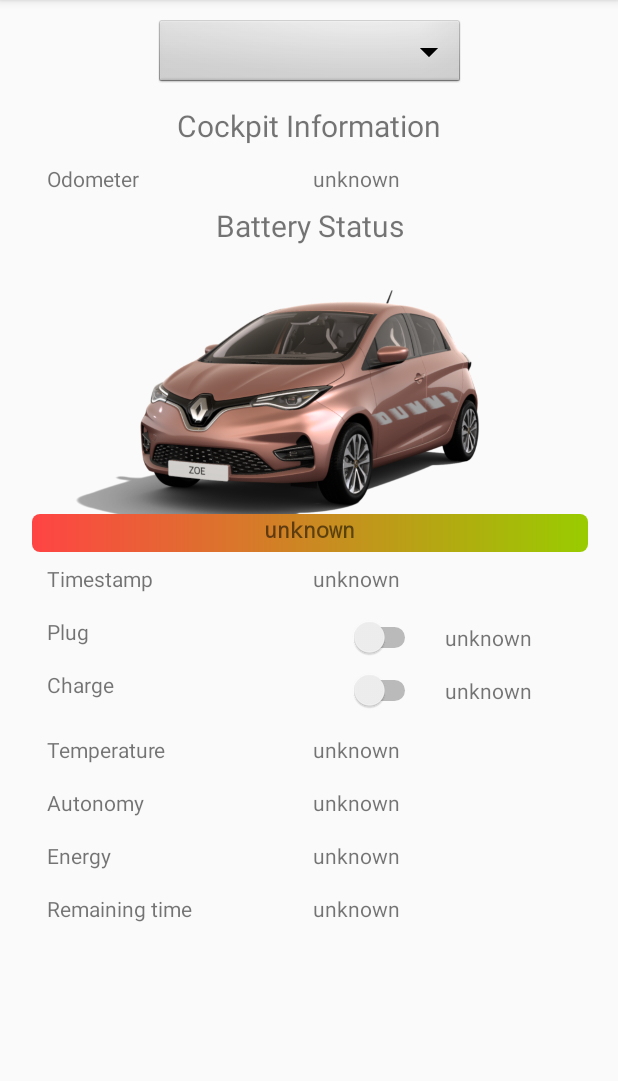
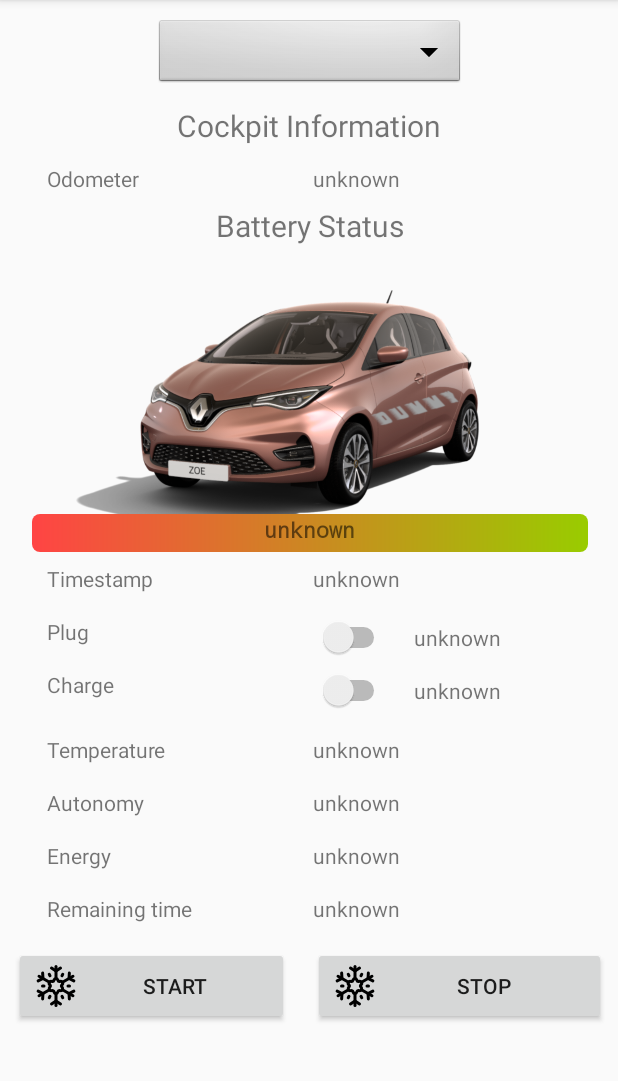
Before and after one commit to robertaramar/MyZOE, an Android app: the fragment HomeFragment shown on its own in the app's theme, on a phone screen of 412 x 824 dp, the part 84-1165 px from its top. Run offline under Robolectric (Android 15) with nearby library versions, the phone set to English and light mode, and no system bars; our stand-ins replace RxJava, Volley; libraries missing offline, so code that uses them is left out: com.auth0.android; network calls fail; 3 statements that could not run were skipped.

Commit message:
Implemented HVAC start and cancel command

```diff
--- a/app/build.gradle
+++ b/app/build.gradle
@@ -6,8 +6,8 @@ android {
         applicationId "de.aramar.zoe"
         minSdkVersion 24
         targetSdkVersion 28
-        versionCode 6
-        versionName '0.1.6'
+        versionCode 7
+        versionName '0.2.0'
         testInstrumentationRunner "androidx.test.runner.AndroidJUnitRunner"
     }
     buildTypes {
--- a/app/src/main/java/de/aramar/zoe/data/Summary.java
+++ b/app/src/main/java/de/aramar/zoe/data/Summary.java
@@ -2,6 +2,7 @@ package de.aramar.zoe.data;
 
 import de.aramar.zoe.data.kamereon.battery.BatteryStatus;
 import de.aramar.zoe.data.kamereon.cockpit.Cockpit;
+import de.aramar.zoe.data.kamereon.hvac.HvacCommandEnum;
 import lombok.Data;
 
 /**
@@ -18,4 +19,17 @@ public class Summary {
      * ZOE's cockpit.
      */
     private Cockpit cockpit;
+
+    /**
+     * Last HVAC command sent.
+     */
+    private HvacCommandEnum hvacCommand;
+
+    /**
+     * Indicator if heating was remotely started.
+     * null = no command has been issued, yet
+     * true = start command successfully sent
+     * false = start failed, or cancel succeeded
+     */
+    private Boolean hvacStatus;
 }
--- a/app/src/main/java/de/aramar/zoe/ui/home/HomeFragment.java
+++ b/app/src/main/java/de/aramar/zoe/ui/home/HomeFragment.java
@@ -14,12 +14,14 @@ import android.view.View;
 import android.view.ViewGroup;
 import android.widget.AdapterView;
 import android.widget.ArrayAdapter;
+import android.widget.Button;
 import android.widget.ImageView;
 import android.widget.ProgressBar;
 import android.widget.Spinner;
 import android.widget.Switch;
 import android.widget.TableRow;
 import android.widget.TextView;
+import android.widget.Toast;
 
 import androidx.annotation.NonNull;
 import androidx.annotation.Nullable;
@@ -39,6 +41,7 @@ import de.aramar.zoe.data.Summary;
 import de.aramar.zoe.data.kamereon.battery.Attributes;
 import de.aramar.zoe.data.kamereon.battery.ChargeStateEnum;
 import de.aramar.zoe.data.kamereon.battery.PlugStateEnum;
+import de.aramar.zoe.data.kamereon.hvac.HvacCommandEnum;
 import de.aramar.zoe.data.kamereon.vehicles.Asset;
 import de.aramar.zoe.data.kamereon.vehicles.VehicleLink;
 import de.aramar.zoe.network.BackendTraffic;
@@ -46,7 +49,7 @@ import de.aramar.zoe.utilities.Tools;
 import lombok.SneakyThrows;
 
 
-public class HomeFragment extends Fragment implements AdapterView.OnItemSelectedListener, SwipeRefreshLayout.OnRefreshListener {
+public class HomeFragment extends Fragment implements AdapterView.OnItemSelectedListener, SwipeRefreshLayout.OnRefreshListener, View.OnClickListener {
     private static final String TAG = HomeFragment.class.getCanonicalName();
 
     private HomeViewModel homeViewModel;
@@ -95,6 +98,12 @@ public class HomeFragment extends Fragment implements AdapterView.OnItemSelected
     private View batteryTimestampRow;
 
     private TextView batteryPlugSwitchText;
+
+    private Button buttonAirCondition;
+
+    private Button buttonCharge;
+
+    private Boolean hvacStatus;
 
     @Override
     public void onActivityCreated(@Nullable Bundle savedInstanceState) {
@@ -186,6 +195,11 @@ public class HomeFragment extends Fragment implements AdapterView.OnItemSelected
         // Init the vehicles drop-down
         this.finSpinner = root.findViewById(R.id.fin_spinner);
         this.finSpinner.setOnItemSelectedListener(this);
+
+        this.buttonAirCondition = root.findViewById(R.id.button_air_condition_on);
+        this.buttonAirCondition.setOnClickListener(this);
+        this.buttonCharge = root.findViewById(R.id.button_air_condition_off);
+        this.buttonCharge.setOnClickListener(this);
 
         return root;
     }
@@ -279,7 +293,7 @@ public class HomeFragment extends Fragment implements AdapterView.OnItemSelected
      *
      * @param summary Received vehicle data (cockpit and battery)
      */
-    @SuppressLint("DefaultLocale")
+    @SuppressLint({"DefaultLocale", "ResourceAsColor"})
     private void updateData(Summary summary) {
         String labelVoid = this
                 .requireContext()
@@ -351,6 +365,22 @@ public class HomeFragment extends Fragment implements AdapterView.OnItemSelected
                     .getAttributes()
                     .getTotalMileage()));
         }
+
+        // Check if a HVAC command returned something
+        if (summary.getHvacCommand() != null) {
+            if (summary.getHvacStatus() != null) {
+                Toast
+                        .makeText(this.getContext(), R.string.toast_aircondition_good,
+                                Toast.LENGTH_LONG)
+                        .show();
+            } else {
+                Toast
+                        .makeText(this.getContext(), R.string.toast_aircondition_error,
+                                Toast.LENGTH_LONG)
+                        .show();
+            }
+            this.hvacStatus = summary.getHvacStatus();
+        }
     }
 
     private void setChargeState(Double chargingStatus, Map<String, Object> additionalProperties) {
@@ -413,4 +443,18 @@ public class HomeFragment extends Fragment implements AdapterView.OnItemSelected
         this.homeViewModel.updateCockpit(this.currentVin);
         this.homeViewModel.updateBatteryStatus(this.currentVin);
     }
+
+    @Override
+    public void onClick(View view) {
+        switch (view.getId()) {
+            case R.id.button_air_condition_on:
+                this.homeViewModel.sendHvacCommand(this.currentVin, HvacCommandEnum.START);
+                break;
+            case R.id.button_air_condition_off:
+                this.homeViewModel.sendHvacCommand(this.currentVin, HvacCommandEnum.STOP);
+                break;
+            default:
+                break;
+        }
+    }
 }
--- /dev/null
+++ b/app/src/main/res/drawable/ic_aircondition.xml
@@ -0,0 +1,139 @@
+<vector xmlns:android="http://schemas.android.com/apk/res/android"
+    android:width="32dp"
+    android:height="32dp"
+    android:viewportWidth="32"
+    android:viewportHeight="32">
+  <path
+      android:pathData="M14.7,20L14.7,20c-0.2,-0.7 -0.9,-1.1 -1.6,-0.9l0,0c-1.3,0.3 -2.2,-1.2 -1.3,-2.2l0,0c0.5,-0.5 0.5,-1.3 0,-1.8l0,0c-0.9,-1 0,-2.5 1.3,-2.2l0,0c0.7,0.2 1.4,-0.2 1.6,-0.9l0,0c0.4,-1.3 2.2,-1.3 2.5,0l0,0c0.2,0.7 0.9,1.1 1.6,0.9l0,0c1.3,-0.3 2.2,1.2 1.3,2.2l0,0c-0.5,0.5 -0.5,1.3 0,1.8l0,0c0.9,1 0,2.5 -1.3,2.2l0,0c-0.7,-0.2 -1.4,0.2 -1.6,0.9l0,0C16.9,21.3 15.1,21.3 14.7,20z"
+      android:strokeLineJoin="round"
+      android:strokeWidth="2"
+      android:fillColor="#00000000"
+      android:strokeColor="#000000"
+      android:strokeLineCap="round"/>
+  <path
+      android:pathData="M16,29L16,21"
+      android:strokeLineJoin="round"
+      android:strokeWidth="2"
+      android:fillColor="#00000000"
+      android:strokeColor="#000000"
+      android:strokeLineCap="round"/>
+  <path
+      android:pathData="M19,28l-3,-2l-3,2"
+      android:strokeLineJoin="round"
+      android:strokeWidth="2"
+      android:fillColor="#00000000"
+      android:strokeColor="#000000"
+      android:strokeLineCap="round"/>
+  <path
+      android:pathData="M27.3,22.5L20.3,18.5"
+      android:strokeLineJoin="round"
+      android:strokeWidth="2"
+      android:fillColor="#00000000"
+      android:strokeColor="#000000"
+      android:strokeLineCap="round"/>
+  <path
+      android:pathData="M27.9,19.4l-3.2,1.6l0.2,3.6"
+      android:strokeLineJoin="round"
+      android:strokeWidth="2"
+      android:fillColor="#00000000"
+      android:strokeColor="#000000"
+      android:strokeLineCap="round"/>
+  <path
+      android:pathData="M27.3,9.5L20.3,13.5"
+      android:strokeLineJoin="round"
+      android:strokeWidth="2"
+      android:fillColor="#00000000"
+      android:strokeColor="#000000"
+      android:strokeLineCap="round"/>
+  <path
+      android:pathData="M24.9,7.4l-0.2,3.6l3.2,1.6"
+      android:strokeLineJoin="round"
+      android:strokeWidth="2"
+      android:fillColor="#00000000"
+      android:strokeColor="#000000"
+      android:strokeLineCap="round"/>
+  <path
+      android:pathData="M16,3L16,11"
+      android:strokeLineJoin="round"
+      android:strokeWidth="2"
+      android:fillColor="#00000000"
+      android:strokeColor="#000000"
+      android:strokeLineCap="round"/>
+  <path
+      android:pathData="M13,4l3,2l3,-2"
+      android:strokeLineJoin="round"
+      android:strokeWidth="2"
+      android:fillColor="#00000000"
+      android:strokeColor="#000000"
+      android:strokeLineCap="round"/>
+  <path
+      android:pathData="M4.7,9.5L11.7,13.5"
+      android:strokeLineJoin="round"
+      android:strokeWidth="2"
+      android:fillColor="#00000000"
+      android:strokeColor="#000000"
+      android:strokeLineCap="round"/>
+  <path
+      android:pathData="M4.1,12.6l3.2,-1.6l-0.2,-3.6"
+      android:strokeLineJoin="round"
+      android:strokeWidth="2"
+      android:fillColor="#00000000"
+      android:strokeColor="#000000"
+      android:strokeLineCap="round"/>
+  <path
+      android:pathData="M4.7,22.5L11.7,18.5"
+      android:strokeLineJoin="round"
+      android:strokeWidth="2"
+      android:fillColor="#00000000"
+      android:strokeColor="#000000"
+      android:strokeLineCap="round"/>
+  <path
+      android:pathData="M7.1,24.6l0.2,-3.6l-3.2,-1.6"
+      android:strokeLineJoin="round"
+      android:strokeWidth="2"
+      android:fillColor="#00000000"
+      android:strokeColor="#000000"
+      android:strokeLineCap="round"/>
+  <path
+      android:pathData="M7,16L8,16"
+      android:strokeLineJoin="round"
+      android:strokeWidth="2"
+      android:fillColor="#00000000"
+      android:strokeColor="#000000"
+      android:strokeLineCap="round"/>
+  <path
+      android:pathData="M11.5,23.8L12,22.9"
+      android:strokeLineJoin="round"
+      android:strokeWidth="2"
+      android:fillColor="#00000000"
+      android:strokeColor="#000000"
+      android:strokeLineCap="round"/>
+  <path
+      android:pathData="M20.5,23.8L20,22.9"
+      android:strokeLineJoin="round"
+      android:strokeWidth="2"
+      android:fillColor="#00000000"
+      android:strokeColor="#000000"
+      android:strokeLineCap="round"/>
+  <path
+      android:pathData="M25,16L24,16"
+      android:strokeLineJoin="round"
+      android:strokeWidth="2"
+      android:fillColor="#00000000"
+      android:strokeColor="#000000"
+      android:strokeLineCap="round"/>
+  <path
+      android:pathData="M20.5,8.2L20,9.1"
+      android:strokeLineJoin="round"
+      android:strokeWidth="2"
+      android:fillColor="#00000000"
+      android:strokeColor="#000000"
+      android:strokeLineCap="round"/>
+  <path
+      android:pathData="M11.5,8.2L12,9.1"
+      android:strokeLineJoin="round"
+      android:strokeWidth="2"
+      android:fillColor="#00000000"
+      android:strokeColor="#000000"
+      android:strokeLineCap="round"/>
+</vector>
--- a/app/src/main/res/layout/fragment_home.xml
+++ b/app/src/main/res/layout/fragment_home.xml
@@ -230,7 +230,7 @@
                             android:layout_width="wrap_content"
                             android:layout_height="wrap_content"
                             android:layout_margin="@dimen/home_text_margin"
-                            android:layout_weight="2"
+                            android:layout_weight="20"
                             android:text="@string/unknown_value" />
                     </LinearLayout>
 
@@ -271,7 +271,7 @@
                             android:layout_width="wrap_content"
                             android:layout_height="wrap_content"
                             android:layout_margin="@dimen/home_text_margin"
-                            android:layout_weight="2"
+                            android:layout_weight="20"
                             android:text="@string/unknown_value" />
                     </LinearLayout>
 
@@ -402,6 +402,32 @@
                         android:text="@string/unknown_value" />
                 </TableRow>
 
+                <TableRow
+                    android:layout_width="fill_parent"
+                    android:layout_height="match_parent">
+
+                    <Button
+                        android:id="@+id/button_air_condition_on"
+                        android:layout_width="wrap_content"
+                        android:layout_height="wrap_content"
+                        android:layout_column="1"
+                        android:layout_margin="@dimen/home_text_margin"
+                        android:drawableStart="@drawable/ic_aircondition"
+                        android:layout_weight="1"
+                        android:text="@string/button_aircondition_on" />
+                    />
+
+                    <Button
+                        android:id="@+id/button_air_condition_off"
+                        android:layout_width="wrap_content"
+                        android:layout_height="wrap_content"
+                        android:layout_column="2"
+                        android:layout_margin="@dimen/home_text_margin"
+                        android:layout_weight="1"
+                        android:drawableStart="@drawable/ic_aircondition"
+                        android:text="@string/button_aircondition_off" />
+                    />
+                </TableRow>
             </TableLayout>
         </androidx.constraintlayout.widget.ConstraintLayout>
     </ScrollView>
--- a/app/src/main/res/values/strings.xml
+++ b/app/src/main/res/values/strings.xml
@@ -74,4 +74,9 @@
     <string name="charge_state_waiting_current">Waiting for current charge</string>
     <string name="charge_state_error">Charge error</string>
     <string name="charge_state_not_available">Not available</string>
+    <string name="button_charge">Charge</string>
+    <string name="button_aircondition_on">Start</string>
+    <string name="button_aircondition_off">Stop</string>
+    <string name="toast_aircondition_good">Aircondition command successfully transmitted...</string>
+    <string name="toast_aircondition_error">Aircondition command terminated with failure...</string>
 </resources>
```
Also changed, not shown: app/src/main/java/de/aramar/zoe/data/kamereon/hvac/Attributes.java (added, +36 -0 lines), app/src/main/java/de/aramar/zoe/data/kamereon/hvac/Data.java (added, +38 -0 lines), app/src/main/java/de/aramar/zoe/data/kamereon/hvac/HvacCommandEnum.java (added, +14 -0 lines), app/src/main/java/de/aramar/zoe/data/kamereon/hvac/HvacPackage.java (added, +32 -0 lines), app/src/main/java/de/aramar/zoe/network/JacksonRequest.java (+30 -2 lines), app/src/main/java/de/aramar/zoe/network/KamereonRx.java (+49 -0 lines), app/src/main/java/de/aramar/zoe/ui/home/HomeViewModel.java (+26 -0 lines), app/src/main/res/drawable/ic_charge.xml (added, +26 -0 lines), 2 other files.
